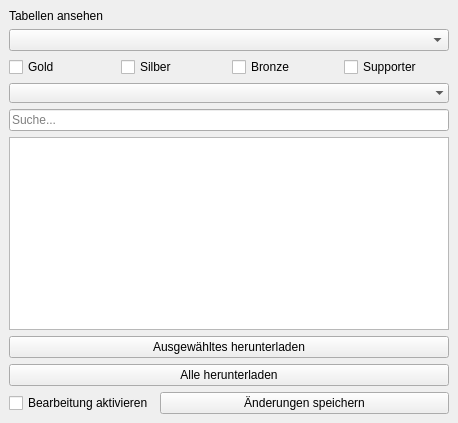
Above: tables.ui from green-lion-racing/glr-database before the change. Below: the same form after it.
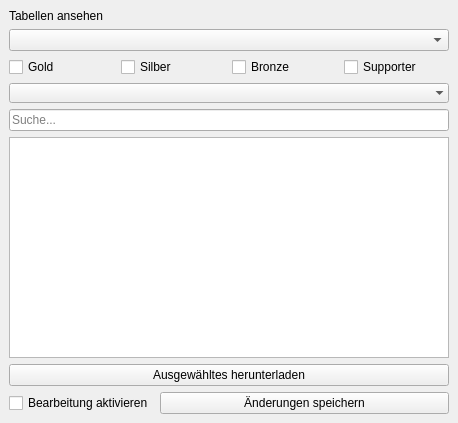
That is the form after the change.

Commit message:
use one button for export
dynamically select what to export
string changes

Patch:
```diff
--- a/tables.ui
+++ b/tables.ui
@@ -92,13 +92,6 @@
       </property>
      </widget>
     </item>
-    <item>
-     <widget class="QPushButton" name="pb_download_all">
-      <property name="text">
-       <string>Alle herunterladen</string>
-      </property>
-     </widget>
-    </item>
     <item>
      <layout class="QHBoxLayout" name="horizontalLayout">
       <property name="leftMargin">
```
Left out of the diff: 1 changed line with no effect on the pictures. The commit also changes 4 other files.
